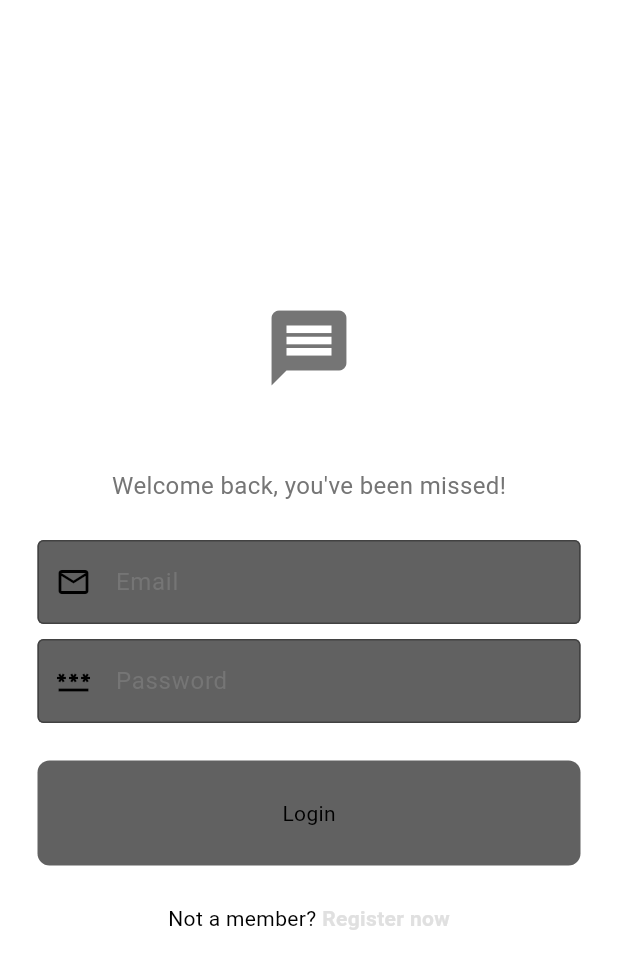
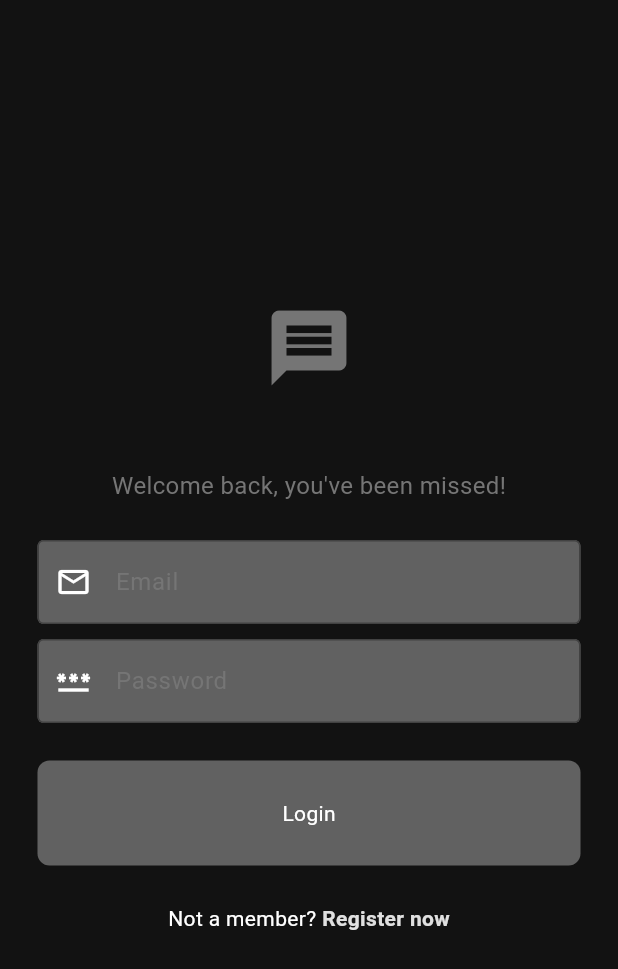
Before and after one commit to JaswanthJHK/chat_application, a Flutter app: the screen it shows after launch, on a phone screen of 412 x 824 dp. Shown: the top 969 px of the screen. Run offline on Flutter 3.47's test engine with Material 3 defaults, Android fonts, the phone set to English and light mode, and no system bars; our stand-ins replace cloud_firestore, firebase_auth, firebase_core; accounts and stored records are empty.

Commit message:
added some ui changes

```diff
--- a/lib/main.dart
+++ b/lib/main.dart
@@ -1,8 +1,6 @@
 import 'package:chat_app_firebase/presentation/themes/theme_provider.dart';
 import 'package:chat_app_firebase/services/auth/auth_gate.dart';
-import 'package:chat_app_firebase/services/auth/login_or_register.dart';
 import 'package:chat_app_firebase/firebase_options.dart';
-import 'package:chat_app_firebase/presentation/themes/lightMode.dart';
 import 'package:firebase_core/firebase_core.dart';
 import 'package:flutter/material.dart';
 import 'package:provider/provider.dart';
--- a/lib/presentation/pages/chat_page_section/widgets/chat_bubble.dart
+++ b/lib/presentation/pages/chat_page_section/widgets/chat_bubble.dart
@@ -158,7 +158,7 @@ class ChatBubble extends StatelessWidget {
     Radius radiusCurv = const Radius.circular(20);
     var chatColor = isCurrentUser
         ? Theme.of(context).colorScheme.primary
-        : Theme.of(context).colorScheme.tertiaryContainer;
+        : Theme.of(context).colorScheme.shadow;
 
     return GestureDetector(
       onLongPress: () {
--- a/lib/presentation/pages/home_page_section/widget/user_tile.dart
+++ b/lib/presentation/pages/home_page_section/widget/user_tile.dart
@@ -1,4 +1,3 @@
-import 'package:chat_app_firebase/constants/colors.dart';
 import 'package:chat_app_firebase/constants/sizes.dart';
 import 'package:flutter/material.dart';
 
--- a/lib/presentation/themes/dark_mode.dart
+++ b/lib/presentation/themes/dark_mode.dart
@@ -1,14 +1,16 @@
 import 'package:flutter/material.dart';
 
 ThemeData darkMode = ThemeData(
-  colorScheme: ColorScheme.light(
+  colorScheme: ColorScheme.dark( // previously instead of dark there was right i just changed if there is any color problem  just change this to light
     primaryContainer: Colors.grey.shade900,
     primary: Colors.grey.shade600,
     primaryFixed: Colors.grey[900], // other user chat color
     primaryFixedDim: Colors.grey.shade900,
     secondary: Colors.grey.shade700,
     tertiary: Colors.grey[800],
+    tertiaryContainer: Colors.grey.shade100,
     secondaryContainer: Colors.grey[700],
     inversePrimary: Colors.grey[300],
+    shadow: Colors.grey[700],
   ),
 );
--- a/lib/presentation/themes/lightMode.dart
+++ b/lib/presentation/themes/lightMode.dart
@@ -7,11 +7,13 @@ ThemeData lightMode = ThemeData(
     primary: Colors.grey.shade500,
     onPrimary: Colors.white60,
     primaryFixed: Colors.grey[300],
-    tertiaryContainer:
-        const Color.fromARGB(255, 82, 81, 79), // other user chat color
+    // other user chat color
     secondary: Colors.grey.shade200,
+    secondaryContainer: Colors.grey.shade900,
+    shadow: Colors.grey[800],
     tertiary: Colors.white,
-    secondaryContainer: Colors.grey.shade900,
+    tertiaryContainer: const Color.fromARGB(255, 82, 81, 79),
+
     inversePrimary: const Color.fromARGB(255, 58, 164, 250),
   ),
 );
```
Also changed, not shown: lib/presentation/pages/blocked_users_page.dart (+9 -2 lines).
